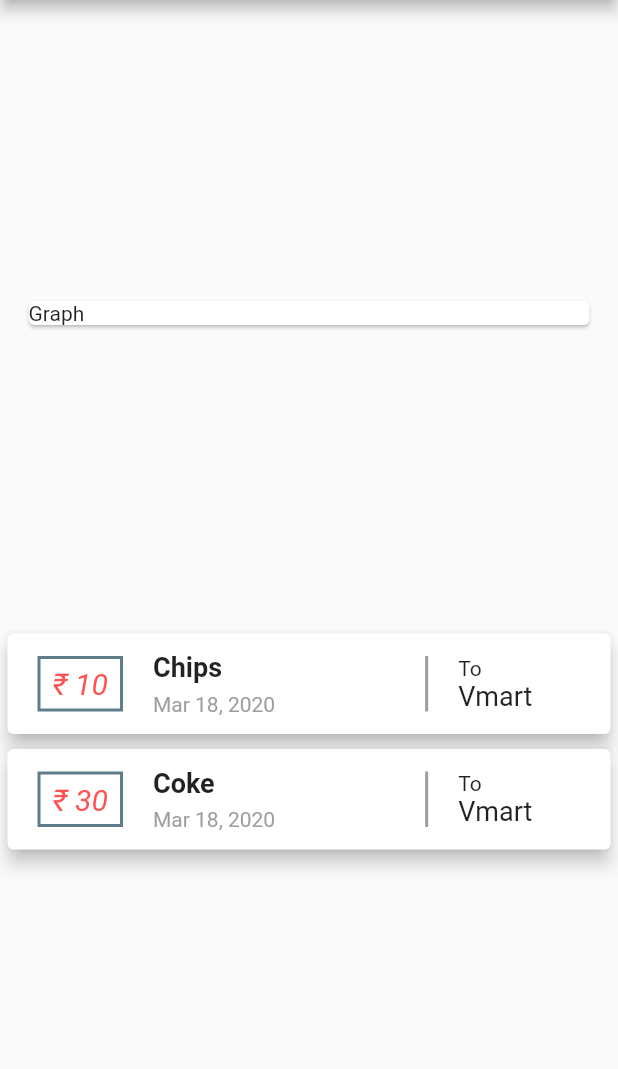
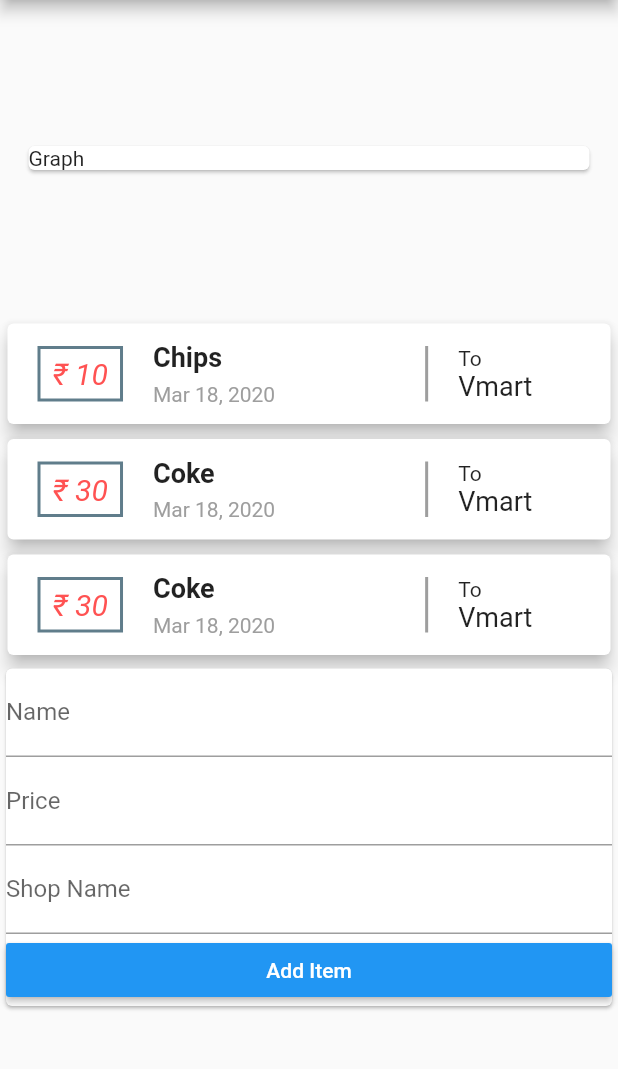
Before and after one commit to bluex4556/udemy_flutter_course, a Flutter app: the screen it shows after launch, on a phone screen of 412 x 824 dp, the part 84-1153 px from its top. Run offline on Flutter 3.47's test engine with Material 2 defaults, Android fonts, the phone set to English and light mode, and no system bars.

Commit message:
Added functionality to add transactions

```diff
--- a/expenses_app/lib/main.dart
+++ b/expenses_app/lib/main.dart
@@ -1,12 +1,11 @@
 import 'package:flutter/material.dart';
 
-import './transactions.dart';
-import './transaction_list.dart';
+import './widgets/user_transactions.dart';
+
 
 void main() => runApp(MyApp());
 
 class MyApp extends StatelessWidget {
-  // This widget is the root of your application.
   @override
   Widget build(BuildContext context) {
     return MaterialApp(
@@ -20,18 +19,6 @@ class MyApp extends StatelessWidget {
 }
 
 class MyHomePage extends StatelessWidget {
-  final List<Transactions> transactions = [
-    Transactions(
-        item: "Chips",
-        amount: 10,
-        purchaseDate: DateTime.now(),
-        shopName: "Vmart"),
-    Transactions(
-        item: "Coke",
-        amount: 30,
-        purchaseDate: DateTime.now(),
-        shopName: "Vmart")
-  ];
 
   @override
   Widget build(BuildContext context) {
@@ -49,7 +36,7 @@ class MyHomePage extends StatelessWidget {
               child: Text("Graph"),
             ),
           ),
-          TransactionList(transactions),
+          UserTransactions(),
         ],
       ),
     );
--- /dev/null
+++ b/expenses_app/lib/models/transactions.dart
@@ -0,0 +1,13 @@
+import 'package:flutter/foundation.dart';
+
+class Transactions {
+  final String item, shopName;
+  final int amount;
+  final DateTime purchaseDate;
+
+  Transactions(
+      {@required this.item,
+      @required this.shopName,
+      @required this.amount,
+      @required this.purchaseDate});
+}
--- a/expenses_app/lib/transactions.dart
+++ /dev/null
@@ -1,9 +0,0 @@
-import 'package:flutter/foundation.dart';
-
-class Transactions{
-  final String item,shopName;
-  final int amount;
-  final DateTime purchaseDate;
-
-  Transactions({this.item,this.shopName,this.amount,this.purchaseDate});
-}
--- /dev/null
+++ b/expenses_app/lib/widgets/add_transaction.dart
@@ -0,0 +1,47 @@
+import 'package:flutter/material.dart';
+
+class AddTransaction extends StatelessWidget {
+
+  final Function addTransactionHandler;
+
+  final nameController = new TextEditingController();
+  final priceController = new TextEditingController();
+  final shopNameController = new TextEditingController();
+
+  AddTransaction(this.addTransactionHandler);
+
+  @override
+  Widget build(BuildContext context) {
+    return Card(
+      child: Column(
+        crossAxisAlignment: CrossAxisAlignment.stretch,
+        children: <Widget>[
+          TextField(
+            decoration: InputDecoration(
+              labelText: "Name",
+            ),
+            controller: nameController,
+          ),
+          TextField(
+            decoration: InputDecoration(
+              labelText: "Price",
+            ),
+            controller: priceController,
+          ),
+          TextField(
+            decoration: InputDecoration(
+              labelText: "Shop Name",
+            ),
+            controller: shopNameController,
+          ),
+          MaterialButton(
+            color: Colors.blue,
+            child: Text("Add Item"),
+            textColor: Colors.white,
+            onPressed: ()=>addTransactionHandler(nameController.text, priceController.text, shopNameController.text),
+          )
+        ],
+      ),
+    );
+  }
+}
--- a/expenses_app/lib/transaction_list.dart
+++ b/expenses_app/lib/widgets/transaction_list.dart
@@ -1,9 +1,10 @@
 import 'package:flutter/material.dart';
 import 'package:intl/intl.dart';
 
-import './transactions.dart';
+import '../models/transactions.dart';
 
 class TransactionList extends StatelessWidget {
+
   final List<Transactions> transactions;
 
   TransactionList(this.transactions);
--- /dev/null
+++ b/expenses_app/lib/widgets/user_transactions.dart
@@ -0,0 +1,52 @@
+import 'package:flutter/material.dart';
+
+import '../models/transactions.dart';
+import './add_transaction.dart';
+import './transaction_list.dart';
+
+class UserTransactions extends StatefulWidget {
+  @override
+  _UserTransactionsState createState() => _UserTransactionsState();
+}
+
+class _UserTransactionsState extends State<UserTransactions> {
+
+  final List<Transactions> transactions = [
+    Transactions(
+        item: "Chips",
+        amount: 10,
+        purchaseDate: DateTime.now(),
+        shopName: "Vmart"),
+    Transactions(
+        item: "Coke",
+        amount: 30,
+        purchaseDate: DateTime.now(),
+        shopName: "Vmart"),
+    Transactions(
+        item: "Coke",
+        amount: 30,
+        purchaseDate: DateTime.now(),
+        shopName: "Vmart")
+  ];
+
+  @override
+  Widget build(BuildContext context) {
+    return Column(
+      children: <Widget>[
+        TransactionList(transactions),
+        AddTransaction(addTransaction),
+      ],
+    );
+  }
+
+  void addTransaction(String name, String price, String shopName){
+    setState(() {
+      transactions.add(new Transactions(
+        item: name,
+        amount:  int.parse(price),
+        purchaseDate: DateTime.now(),
+        shopName: shopName,
+      ));
+    });
+  }
+}
```
